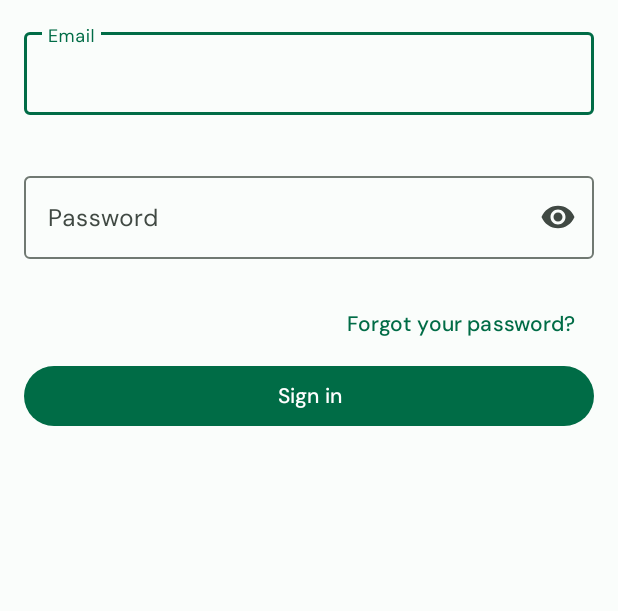
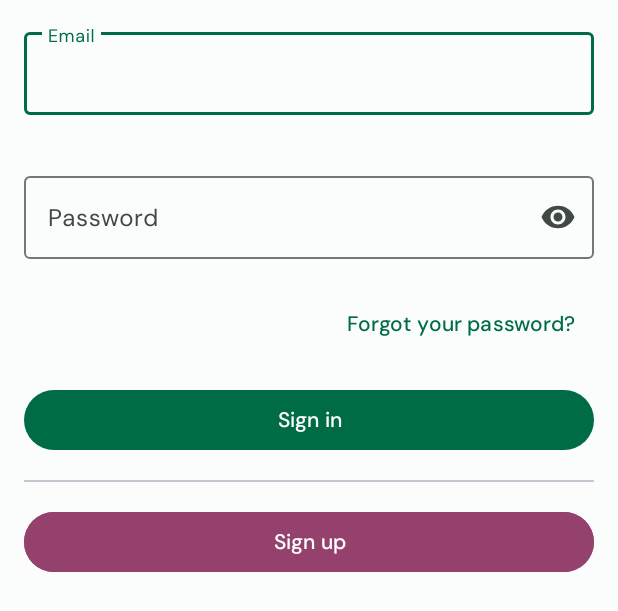
Before and after one commit to H3isenb3rg/MobileProgramming2023, an Android app: the layout fragment_sign_in.xml on its own in the app's theme, with its tools: preview values and no code run, on a phone screen of 412 x 824 dp. Shown: the top 611 px of the screen. Run offline under Robolectric (Android 15) with nearby library versions, the phone set to English and light mode, and no system bars.

Commit message:
Completes sign in fragment

```diff
--- a/app/src/main/res/layout/fragment_sign_in.xml
+++ b/app/src/main/res/layout/fragment_sign_in.xml
@@ -53,5 +53,20 @@
         android:id="@+id/signIn"
         android:layout_width="match_parent"
         android:layout_height="wrap_content"
+        android:layout_marginTop="16dp"
         android:text="@string/sign_in" />
+
+    <com.google.android.material.divider.MaterialDivider
+        android:layout_width="match_parent"
+        android:layout_height="wrap_content"
+        android:layout_marginTop="16dp" />
+
+    <Button
+        android:id="@+id/signUp"
+        android:layout_width="match_parent"
+        android:layout_height="wrap_content"
+        android:layout_marginTop="16dp"
+        android:backgroundTint="?attr/colorSecondary"
+        android:text="@string/sign_up"
+        android:textColor="?attr/colorOnSecondary" />
 </LinearLayout>
```
Also changed, not shown: app/src/main/java/it/unibs/mp/horace/ui/signin/SignInFragment.kt (+58 -1 lines), app/src/main/java/it/unibs/mp/horace/ui/signin/SignInViewModel.kt (added, +22 -0 lines).
